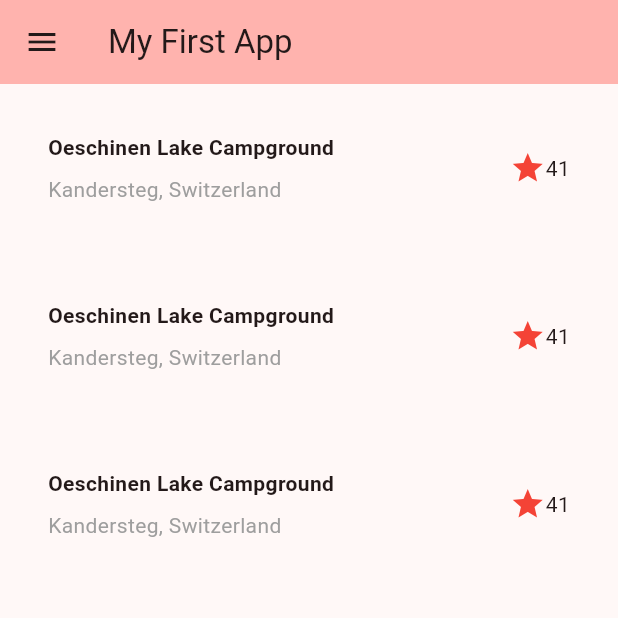
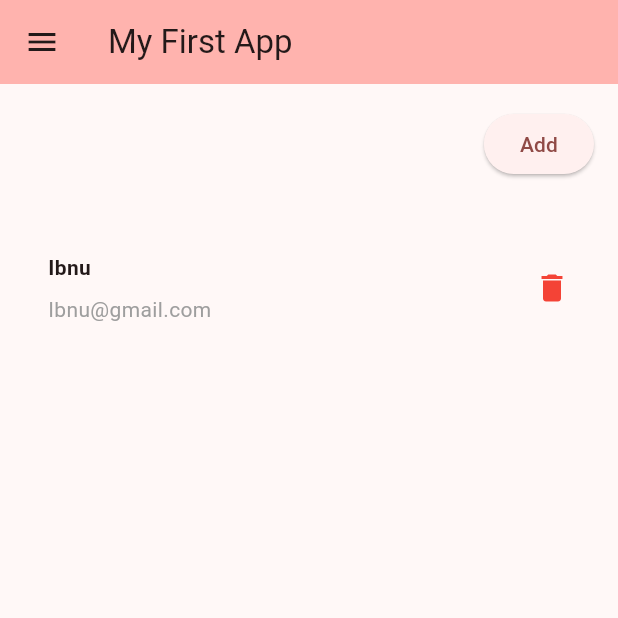
Before and after one commit to nyah56/flutter_learn, a Flutter app: the screen it shows after launch, on a phone screen of 412 x 824 dp, the top half of it. Run offline on Flutter 3.47's test engine with Material 3 defaults, Android fonts, the phone set to English and light mode, and no system bars.

Commit message:
Conditional Rendering

```diff
--- a/lib/component/drawer.dart
+++ b/lib/component/drawer.dart
@@ -5,7 +5,7 @@ class DrawerSection extends StatelessWidget {
 
   final String title;
 
-  final List<String> _menuItems = ['home', 'input'];
+  final List<String> _menuItems = ['home'];
 
   navigateTo(String route, BuildContext context) {
     Navigator.of(context).pushReplacementNamed(route);
--- a/lib/component/title_section.dart
+++ b/lib/component/title_section.dart
@@ -1,13 +1,18 @@
 import 'package:flutter/material.dart';
 
 class TitleSection extends StatelessWidget {
-  const TitleSection({super.key, required this.name, required this.location});
+  const TitleSection({super.key, required this.email, required this.username});
 
-  final String name;
-  final String location;
+  final String email;
+  final String username;
 
   @override
   Widget build(BuildContext context) {
+    return buildTitleSection(username, email);
+  }
+}
+
+Widget buildTitleSection(final String username, final String email) {
   return Padding(
     padding: const EdgeInsets.all(32),
     child: Row(
@@ -21,19 +26,17 @@ class TitleSection extends StatelessWidget {
               Padding(
                 padding: const EdgeInsets.only(bottom: 8),
                 child: Text(
-                    name,
+                  username,
                   style: const TextStyle(fontWeight: FontWeight.bold),
                 ),
               ),
-                Text(location, style: TextStyle(color: Colors.grey[500])),
+              Text(email, style: TextStyle(color: Colors.grey[500])),
             ],
           ),
         ),
         /*3*/
-          Icon(Icons.star, color: Colors.red[500]),
-          const Text('41'),
+        Icon(Icons.delete, color: Colors.red[500]),
       ],
     ),
   );
 }
-}
--- a/lib/main.dart
+++ b/lib/main.dart
@@ -10,10 +10,40 @@ final ColorScheme colorScheme = ColorScheme.fromSeed(
   seedColor: Colors.red.shade400,
 );
 
-class MyApp extends StatelessWidget {
+class MyApp extends StatefulWidget {
   const MyApp({super.key});
-  // State<MyApp> createState() => _MyAppState();
+
+  State<MyApp> createState() => _MyAppState();
   // This widget is the root of your application.
+  // @override
+  // Widget build(BuildContext context) {
+  //   return MaterialApp(
+  //     title: 'Flutter Demo',
+  //     theme: ThemeData(
+  //       colorScheme: colorScheme,
+  //       primarySwatch: Colors.blue,
+  //       textTheme: const TextTheme(
+  //         headlineMedium: TextStyle(
+  //           fontSize: 20.0,
+  //           fontWeight: FontWeight.bold,
+  //         ),
+  //       ),
+  //     ),
+  //     routes: <String, WidgetBuilder>{
+  //       "/home":
+  //           (BuildContext context) => const MyHomePage(title: "My Ruwet App"),
+  //       "/input": (BuildContext context) => const Input(),
+  //     },
+  //     initialRoute: "/home",
+  //     home: const MyHomePage(title: 'Flutter Demo Home Page'),
+  //   );
+  // }
+}
+
+class _MyAppState extends State<MyApp> {
+  List<String> username = ['Ibnu'];
+  List<String> email = ['Ibnu@gmail.com'];
+
   @override
   Widget build(BuildContext context) {
     return MaterialApp(
@@ -30,47 +60,15 @@ class MyApp extends StatelessWidget {
       ),
       routes: <String, WidgetBuilder>{
         "/home":
-            (BuildContext context) => const MyHomePage(title: "My Ruwet App"),
+            (BuildContext context) => MyHomePage(
+              title: "My Ruwet App",
+              email: email,
+              username: username,
+            ),
         "/input": (BuildContext context) => const Input(),
       },
       initialRoute: "/home",
-      home: const MyHomePage(title: 'Flutter Demo Home Page'),
+      home: MyHomePage(title: "My Ruwet App", email: email, username: username),
     );
   }
 }
-
-// class _MyAppState extends State<MyApp> {
-  // @override
-  // Widget build(BuildContext context) {
-  //   return Scaffold(
-  //    appBar: AppBar(
-  //       // TRY THIS: Try changing the color here to a specific color (to
-  //       // Colors.amber, perhaps?) and trigger a hot reload to see the AppBar
-  //       // change color while the other colors stay the same.
-  //       leading: Builder(
-  //         builder: (context) {
-  //           return IconButton(
-  //             icon: const Icon(Icons.menu),
-  //             onPressed: () {
-  //               Scaffold.of(context).openDrawer();
-  //             },
-  //           );
-  //         },
-  //       ),
-
-  //       backgroundColor: Theme.of(context).colorScheme.inversePrimary,
-  //       // Here we take the value from the MyHomePage object that was created by
-  //       // the App.build method, and use it to set our appbar title.
-  //       title: Text("My First App"),
-  //     ),
-  //     drawer: DrawerSection(
-  //       title: "My First App",
-  //       selectedIndex: _selectedIndex,
-  //       onItemTapped: _onItemTapped,
-  //       menuItem: _menuItems,
-  //     ),
-  //   );
-
-  // }
-
-// }
--- a/lib/pages/home.dart
+++ b/lib/pages/home.dart
@@ -3,22 +3,20 @@ import '../component/title_section.dart';
 import '../component/drawer.dart';
 
 class MyHomePage extends StatelessWidget {
-  const MyHomePage({super.key, required this.title});
+  const MyHomePage({
+    super.key,
+    required this.title,
+    required this.username,
+    required this.email,
+  });
   final String title;
+  final List<String> username;
+  final List<String> email;
 
   @override
   Widget build(BuildContext context) {
-    // This method is rerun every time setState is called, for instance as done
-    // by the _incrementCounter method above.
-    //
-    // The Flutter framework has been optimized to make rerunning build methods
-    // fast, so that you can just rebuild anything that needs updating rather
-    // than having to individually change instances of widgets.
     return Scaffold(
       appBar: AppBar(
-        // TRY THIS: Try changing the color here to a specific color (to
-        // Colors.amber, perhaps?) and trigger a hot reload to see the AppBar
-        // change color while the other colors stay the same.
         leading: Builder(
           builder: (context) {
             return IconButton(
@@ -42,18 +40,26 @@ class MyHomePage extends StatelessWidget {
         child: Column(
           mainAxisAlignment: MainAxisAlignment.center,
           children: [
-            TitleSection(
-              name: 'Oeschinen Lake Campground',
-              location: 'Kandersteg, Switzerland',
+            // const Text('Hello World'),
+            Container(
+              alignment: Alignment.topRight,
+              padding: const EdgeInsets.all(16),
+              child: ElevatedButton(
+                onPressed: () {
+                  // Add button action here
+                  Navigator.of(context).pushReplacementNamed('/input');
+                },
+                child: const Text('Add'),
+              ),
             ),
-            TitleSection(
-              name: 'Oeschinen Lake Campground',
-              location: 'Kandersteg, Switzerland',
-            ),
-            TitleSection(
-              name: 'Oeschinen Lake Campground',
-              location: 'Kandersteg, Switzerland',
-            ),
+            username.isEmpty || email.isEmpty
+                ? const Text('No data available')
+                : Column(
+                  children: [
+                    for (int i = 0; i < username.length; i++)
+                      TitleSection(email: email[i], username: username[i]),
+                  ],
+                ),
           ],
         ),
       ),
```
Also changed, not shown: lib/component/form_section.dart (+37 -0 lines). Lines whose indentation alone changed are shown as unchanged.
